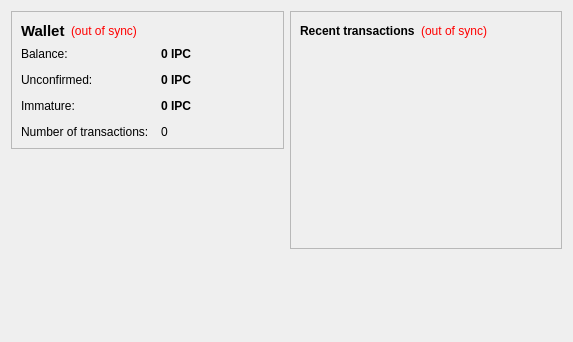
Above: src/qt/forms/overviewpage.ui from AssMuffin/Skrrtcoin before the change. Below: the same form after it.
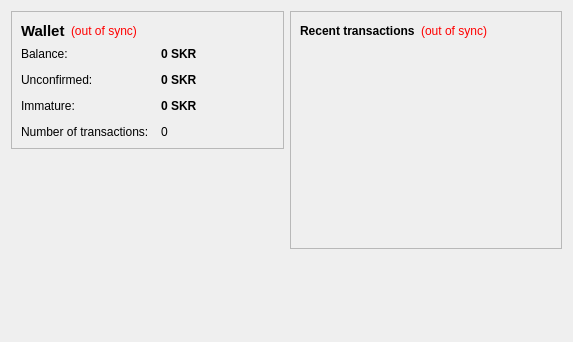
That is the form after the change.

The edit to the form file:
```diff
--- a/src/qt/forms/overviewpage.ui
+++ b/src/qt/forms/overviewpage.ui
@@ -105,7 +105,7 @@
              <string>Your current balance</string>
             </property>
             <property name="text">
-             <string notr="true">0 IPC</string>
+             <string notr="true">0 SKR</string>
             </property>
             <property name="textInteractionFlags">
              <set>Qt::LinksAccessibleByMouse|Qt::TextSelectableByKeyboard|Qt::TextSelectableByMouse</set>
@@ -134,7 +134,7 @@
              <string>Total of transactions that have yet to be confirmed, and do not yet count toward the current balance</string>
             </property>
             <property name="text">
-             <string notr="true">0 IPC</string>
+             <string notr="true">0 SKR</string>
             </property>
             <property name="textInteractionFlags">
              <set>Qt::LinksAccessibleByMouse|Qt::TextSelectableByKeyboard|Qt::TextSelectableByMouse</set>
@@ -177,7 +177,7 @@
              <string>Mined balance that has not yet matured</string>
             </property>
             <property name="text">
-             <string notr="true">0 IPC</string>
+             <string notr="true">0 SKR</string>
             </property>
             <property name="textInteractionFlags">
              <set>Qt::LinksAccessibleByMouse|Qt::TextSelectableByKeyboard|Qt::TextSelectableByMouse</set>
```
Left out of the diff: 4 changed lines with no effect on the pictures.
